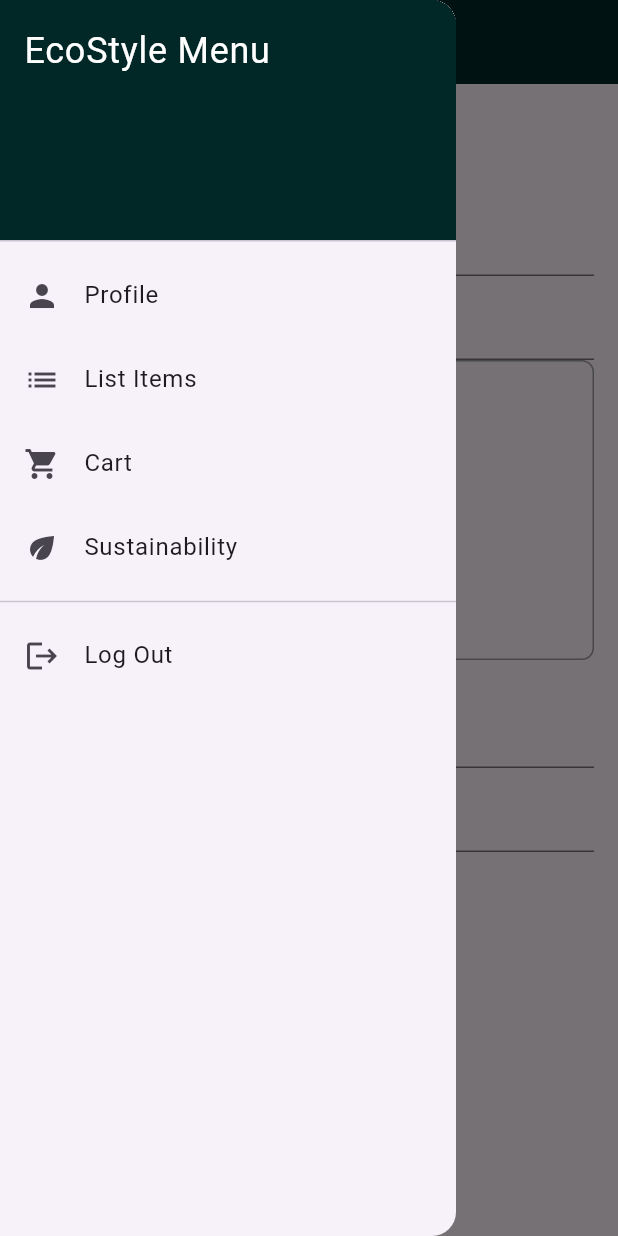
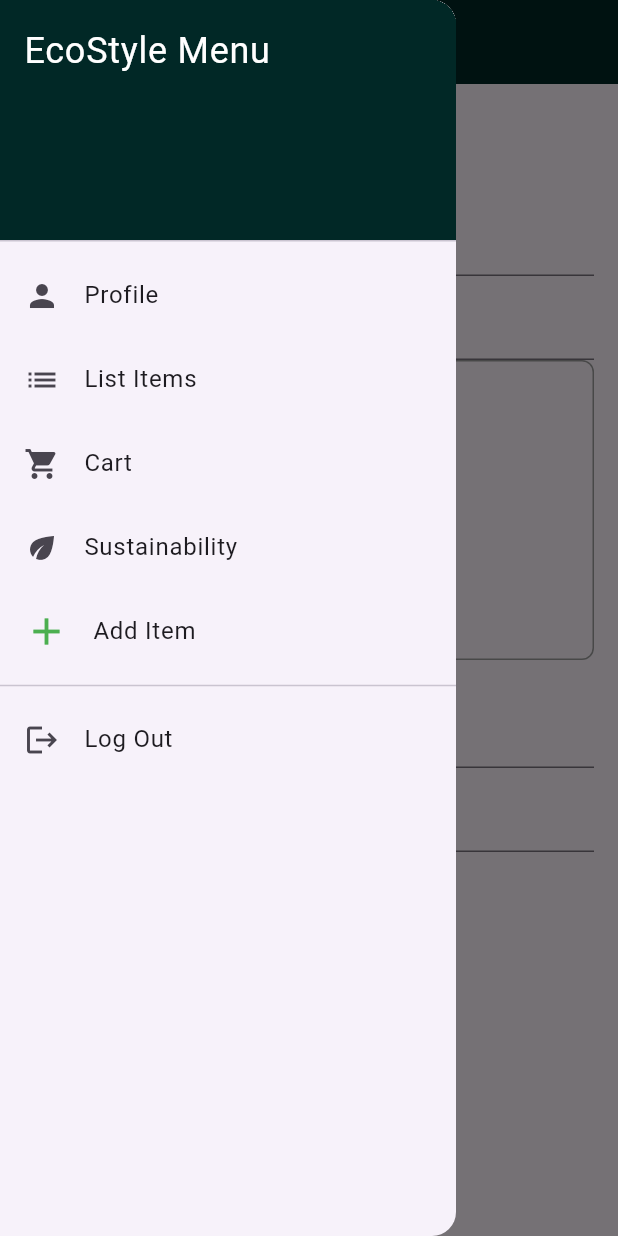
Before and after one commit to ISIS-3510-Mobiles/Flutter, a Flutter app: the AddProductScreen screen opened by its route, with the side drawer open, on a phone screen of 412 x 824 dp. Run offline on Flutter 3.47's test engine with Material 3 defaults, Android fonts, the phone set to English and light mode, and no system bars; our stand-ins replace cloud_firestore, connectivity_plus, firebase_analytics, firebase_auth, firebase_core, firebase_storage and 6 more; accounts and stored records are empty.

Commit message:
feat: add item
adds item to the database

```diff
--- a/ecostyle/lib/AppScaffold.dart
+++ b/ecostyle/lib/AppScaffold.dart
@@ -82,6 +82,18 @@ class AppScaffold extends StatelessWidget {
                         Navigator.pushNamed(context, '/sustainability');
                       },
                     ),
+                    ListTile(
+                      leading: const Icon(
+                        Icons.add, // Cambia por el ícono que prefieras
+                        size: 30.0,
+                        color: Colors.green, // Cambia al color que prefieras
+                      ),
+
+                      title: const Text('Add Item'),
+                      onTap: () {
+                        Navigator.pushNamed(context, '/addItem');
+                      },
+                    ),
                     const Divider(), // Add a divider for better visual separation
                     ListTile(
                       leading: const Icon(Icons.logout),
--- a/ecostyle/lib/firebase_service.dart
+++ b/ecostyle/lib/firebase_service.dart
@@ -56,7 +56,7 @@ class FirebaseService {
   }
 
   Future<void> addProduct(ProductModel product) async {
-    await _firestore.collection('products_temp').add(product.toMap());
+    await _firestore.collection('items').add(product.toMap());
   }
 
   Future<void> clearCart() async {
--- a/ecostyle/lib/models/product_model.dart
+++ b/ecostyle/lib/models/product_model.dart
@@ -1,6 +1,4 @@
-
 import 'package:hive_ce_flutter/adapters.dart';
-
 
 @HiveType(typeId: 0)
 class ProductModel extends HiveObject {
@@ -31,6 +29,19 @@ class ProductModel extends HiveObject {
   @HiveField(8)
   bool environmentalImpact;
 
+  // New fields
+  @HiveField(9)
+  double carbonFootprint;
+
+  @HiveField(10)
+  double wasteDiverted;
+
+  @HiveField(11)
+  double sustainabilityPercentage;
+
+  @HiveField(12)
+  double waterUsage;
+
   ProductModel({
     required this.id,
     required this.title,
@@ -41,6 +52,10 @@ class ProductModel extends HiveObject {
     required this.description,
     required this.category,
     required this.environmentalImpact,
+    required this.carbonFootprint,
+    required this.wasteDiverted,
+    required this.sustainabilityPercentage,
+    required this.waterUsage,
   });
 
   factory ProductModel.fromMap(Map<String, dynamic> map) {
@@ -54,6 +69,10 @@ class ProductModel extends HiveObject {
       description: map['description'] ?? '',
       category: map['category'] ?? '',
       environmentalImpact: map['environmentalImpact'] ?? false,
+      carbonFootprint: map['carbonFootprint']?.toDouble() ?? 0.0,
+      wasteDiverted: map['wasteDiverted']?.toDouble() ?? 0.0,
+      sustainabilityPercentage: map['sustainabilityPercentage']?.toDouble() ?? 0.0,
+      waterUsage: map['waterUsage']?.toDouble() ?? 0.0,
     );
   }
 
@@ -68,6 +87,10 @@ class ProductModel extends HiveObject {
       'description': description,
       'category': category,
       'environmentalImpact': environmentalImpact,
+      'carbonFootprint': carbonFootprint,
+      'wasteDiverted': wasteDiverted,
+      'sustainabilityPercentage': sustainabilityPercentage,
+      'waterUsage': waterUsage,
     };
   }
 }
--- a/ecostyle/lib/shop/controlers/ProductModelAdapter.dart
+++ b/ecostyle/lib/shop/controlers/ProductModelAdapter.dart
@@ -18,6 +18,10 @@ class ProductModelAdapter extends TypeAdapter<ProductModel> {
       description: reader.readString(),
       category: reader.readString(),
       environmentalImpact: reader.readBool(),
+      waterUsage: reader.readDouble(),
+      wasteDiverted: reader.readDouble(),
+      sustainabilityPercentage: reader.readDouble(),
+      carbonFootprint: reader.readDouble(),
     );
   }
 
```
Also changed, not shown: ecostyle/lib/shop/screens/addItem/addItem.dart (+36 -1 lines), 2 other files.
